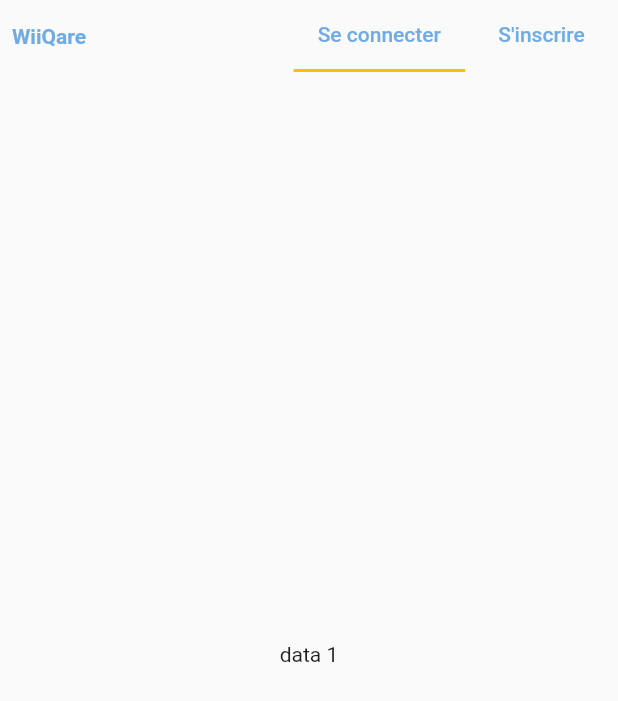
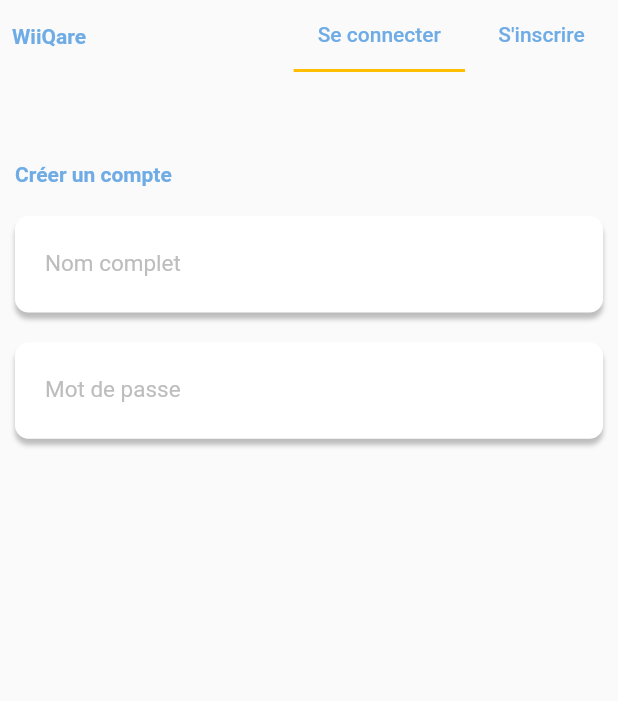
Before and after one commit to chizakasipascal/wiiqare_draft, a Flutter app: the screen it shows after launch, on a phone screen of 412 x 824 dp. Shown: the top 701 px of the screen. Run offline on Flutter 3.47's test engine with Material 2 defaults, Android fonts, the phone set to English and light mode, and no system bars.

Commit message:
wikiText implementation in login

```diff
--- a/lib/main.dart
+++ b/lib/main.dart
@@ -18,7 +18,7 @@ class MyApp extends StatelessWidget {
       debugShowCheckedModeBanner: false,
       title: Strings.appName,
       theme: themeData,
-      home: Login(),
+      home: Authentication(),
       //routes: Routes.routes,
     );
   }
--- a/lib/utils/colors.dart
+++ b/lib/utils/colors.dart
@@ -1,7 +1,10 @@
 import 'dart:ui';
+
+import 'package:flutter/material.dart';
 
 const White = const Color(0xFFFFFFFF);
 const Yello = const Color(0xFFFFBE00);
 const BlackText = const Color(0xFF000000);
 const BlueText = const Color(0xFF6FACE6);
 const Bleu = const Color(0xFF003570);
+var HintText = Colors.grey[400];
--- /dev/null
+++ b/lib/views/tabs/login.dart
@@ -0,0 +1,60 @@
+import 'package:flutter/material.dart';
+import 'package:wiiqare/utils/colors.dart';
+import 'package:wiiqare/views/widgets/widgets.dart';
+
+class Login extends StatefulWidget {
+  @override
+  _LoginState createState() => _LoginState();
+}
+
+class _LoginState extends State<Login> {
+  @override
+  Widget build(BuildContext context) {
+    return Padding(
+      padding: const EdgeInsets.symmetric(horizontal: 10.0, vertical: 10.0),
+      child: Column(
+        mainAxisAlignment: MainAxisAlignment.start,
+        crossAxisAlignment: CrossAxisAlignment.start,
+        children: [
+          SizedBox(height: 50.0),
+          Text(
+            "Créer un compte",
+            style: TextStyle(
+              color: BlueText,
+              fontWeight: FontWeight.bold,
+              fontSize: 14,
+            ),
+          ),
+          SizedBox(height: 20.0),
+          //Nom complet
+          Container(
+            decoration: BoxDecoration(
+              color: White,
+              borderRadius: BorderRadius.circular(9),
+              boxShadow: [
+                BoxShadow(color: HintText, offset: Offset(0, 4), blurRadius: 2),
+              ],
+            ),
+            child: wikiText(
+              hint: 'chiza kasi pascal',
+              label: 'Nom complet',
+            ),
+          ),
+          SizedBox(height: 20.0),
+          //Mot de passe
+          Container(
+            decoration: BoxDecoration(
+              color: White,
+              borderRadius: BorderRadius.circular(9),
+              boxShadow: [
+                BoxShadow(color: HintText, offset: Offset(0, 4), blurRadius: 2),
+              ],
+            ),
+            child: wikiText(
+                hint: 'Mot de passe', label: 'Mot de passe', isPassword: true),
+          ),
+        ],
+      ),
+    );
+  }
+}
--- /dev/null
+++ b/lib/views/tabs/tabs.dart
@@ -0,0 +1 @@
+export 'login.dart';
--- a/lib/views/ui/login.dart
+++ b/lib/views/ui/authentication.dart
@@ -1,12 +1,13 @@
 import 'package:flutter/material.dart';
 import 'package:wiiqare/utils/colors.dart';
+import 'package:wiiqare/views/tabs/tabs.dart';
 
-class Login extends StatefulWidget {
+class Authentication extends StatefulWidget {
   @override
-  _LoginState createState() => _LoginState();
+  _AuthenticationState createState() => _AuthenticationState();
 }
 
-class _LoginState extends State<Login> {
+class _AuthenticationState extends State<Authentication> {
   @override
   Widget build(BuildContext context) {
     return Scaffold(
@@ -78,8 +79,8 @@ class _LoginState extends State<Login> {
                         child: TabBarView(
                           physics: BouncingScrollPhysics(),
                           children: [
-                            Center(child: Text("data 1")),
-                            Center(child: Text("data 2")),
+                            Login(),
+                            Text("data 2"),
                           ],
                         ),
                       ),
--- a/lib/views/ui/ui.dart
+++ b/lib/views/ui/ui.dart
@@ -1 +1 @@
-export 'login.dart';
+export 'authentication.dart';
--- /dev/null
+++ b/lib/views/widgets/widgets.dart
@@ -0,0 +1 @@
+export 'wikiText.dart';
--- /dev/null
+++ b/lib/views/widgets/wikiText.dart
@@ -0,0 +1,47 @@
+import 'package:flutter/material.dart';
+import 'package:wiiqare/utils/colors.dart';
+
+typedef String Validator(string);
+typedef void OnSaved(string);
+
+Widget wikiText(
+    {@required String hint,
+    Widget suffixIcon,
+    Widget prefixIcon,
+    TextEditingController controller,
+    @required String label,
+    Validator validator,
+    OnSaved onSaved,
+    TextInputType inputType = TextInputType.text,
+    bool enable = true,
+    bool isPassword = false}) {
+  return TextFormField(
+    enabled: enable,
+    keyboardType: inputType,
+    obscureText: isPassword,
+    controller: controller,
+    cursorColor: BlueText,
+    textAlignVertical: TextAlignVertical.center,
+    textAlign: TextAlign.left,
+    decoration: InputDecoration(
+      border: InputBorder.none,
+      filled: true,
+      fillColor: Colors.transparent,
+      contentPadding: const EdgeInsets.fromLTRB(20.0, 20.0, 30.0, 10.0),
+      labelText: label,
+      labelStyle: TextStyle(
+        fontSize: 15,
+        color: HintText,
+      ),
+      hintText: hint,
+      hintStyle: TextStyle(
+        fontSize: 13,
+        color: HintText,
+      ),
+      prefixIcon: prefixIcon,
+      suffixIcon: suffixIcon,
+    ),
+    validator: validator,
+    onSaved: onSaved,
+  );
+}
```
